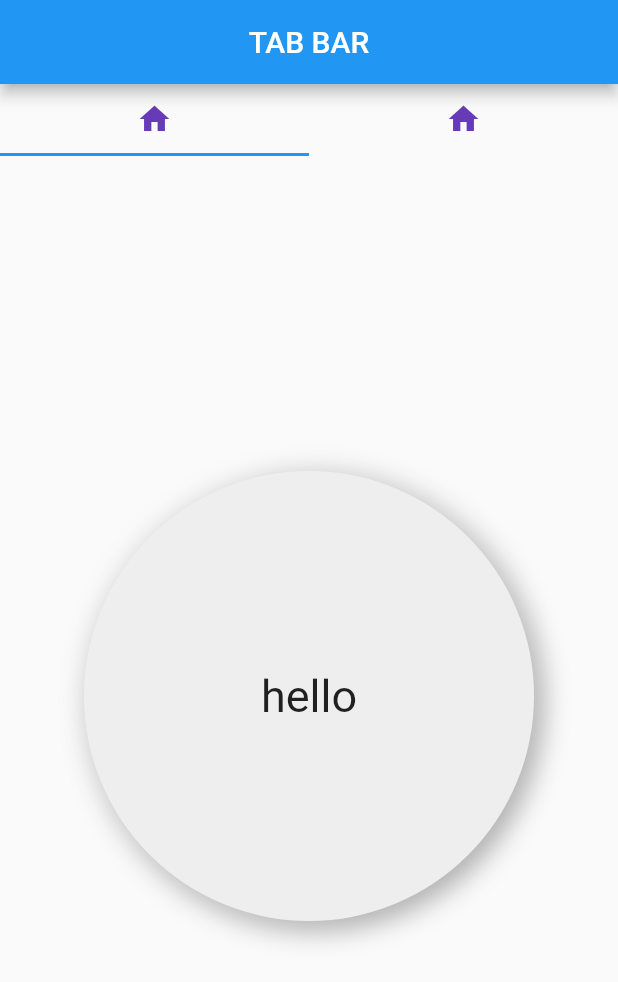
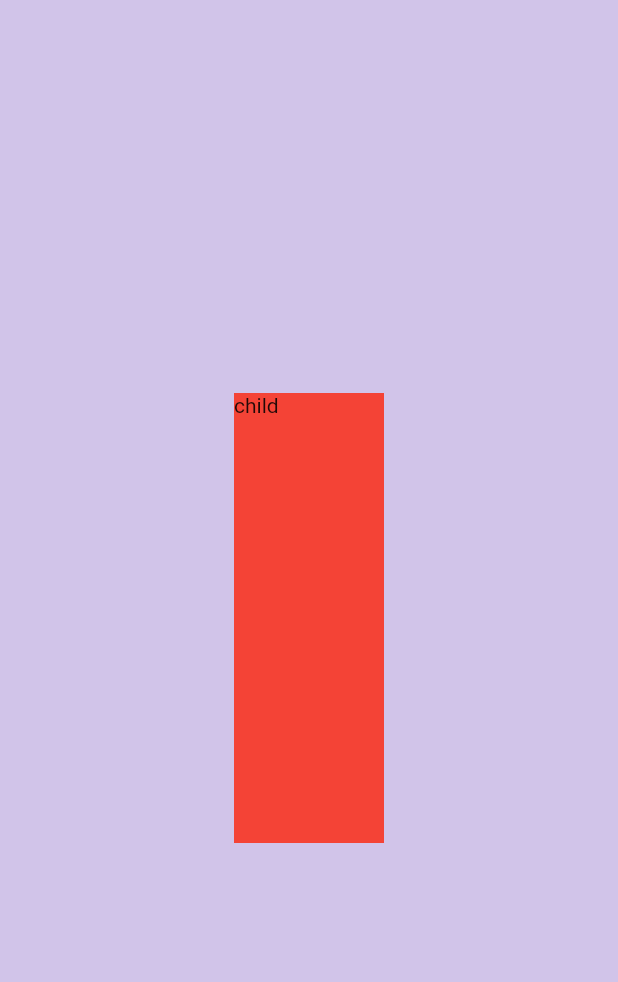
Before and after one commit to thanhlucvip2/flutter-widget-tutorial, a Flutter app: the screen it shows after launch, on a phone screen of 412 x 824 dp. Shown: the top 982 px of the screen. Run offline on Flutter 3.47's test engine with Material 2 defaults, Android fonts, the phone set to English and light mode, and no system bars; our stand-ins replace device_preview.

Commit message:
custom animated

```diff
--- a/lib/main.dart
+++ b/lib/main.dart
@@ -1,7 +1,7 @@
 import 'package:device_preview/device_preview.dart';
 import 'package:flutter/foundation.dart';
 import 'package:flutter/material.dart';
-import 'package:flutter_widget_of_the_day/widgets/header/tab_bar.dart';
+import 'package:flutter_widget_of_the_day/widgets/animations/animated_container.dart';
 
 void main() {
   runApp(const MyDeviceWg());
@@ -32,6 +32,6 @@ class MyApp extends StatelessWidget {
         theme: ThemeData(
             // primarySwatch: Colors.yellow,
             ),
-        home: TabBarWidget());
+        home: AnimatedContainerWidget());
   }
 }
--- /dev/null
+++ b/lib/widgets/animations/animated_container.dart
@@ -0,0 +1,61 @@
+import 'package:flutter/material.dart';
+import 'package:flutter/src/widgets/container.dart';
+import 'package:flutter/src/widgets/framework.dart';
+
+class AnimatedContainerWidget extends StatefulWidget {
+  const AnimatedContainerWidget({super.key});
+
+  @override
+  State<AnimatedContainerWidget> createState() =>
+      _AnimatedContainerWidgetState();
+}
+
+class _AnimatedContainerWidgetState extends State<AnimatedContainerWidget> {
+  double boxWidth = 100;
+  double boxHeight = 300;
+  Color boxColor = Colors.red;
+  double boxY = -1;
+  double boxX = -1;
+
+  _expandedBox() {
+    setState(() {
+      boxHeight = boxHeight == 100 ? 300 : 100;
+      boxWidth = boxWidth == 300 ? 100 : 300;
+      boxColor = boxColor == Colors.red ? Colors.deepPurple : Colors.red;
+      boxY = boxY == -1 ? 1 : -1;
+      boxX = boxX == -1 ? 1 : -1;
+    });
+  }
+
+  @override
+  Widget build(BuildContext context) {
+    return GestureDetector(
+      // cử chỉ trong flutter - https://vncoder.vn/bai-hoc/gesture-trong-flutter-230
+
+      /* GestureDetector
+        Tap − Chạm vào bề mặt thiết bị bằng đầu ngón tay trong thời gian ngắn sau đỏ thả ngón tay ra ngay
+        Double Tap − Tap 2 lần trong thời gian ngắn
+        Drag − Chạm vào bề mặt của thiết bị bằng đầu ngón tay và sau đó di chuyển đầu ngón tay một cách ổn định và cuối cùng thả ngón tay ra.
+        Flick − Tương tự như drag nhưng thực hiện nhanh hơn.
+        Pinch − Chụm bề mặt của thiết bị bằng hai ngón tay
+        Spread/Zoom − Ngược lại với Pinch.
+        Panning − Chạm vào bề mặt của thiết bị bằng đầu ngón tay và di chuyển nó theo bất kỳ hướng nào mà không nhả đầu ngón tay.
+      */
+      onTap: _expandedBox,
+      child: Scaffold(
+        backgroundColor: Colors.deepPurple[100],
+        body: Center(
+          child: AnimatedContainer(
+            // hiệu ứng chuyển động
+            alignment: Alignment(boxX, boxY),
+            duration: Duration(seconds: 1), // thời gian kết thúc hiệu ứng
+            width: boxWidth,
+            height: boxHeight,
+            color: boxColor,
+            child: Text("child"),
+          ),
+        ),
+      ),
+    );
+  }
+}
```
